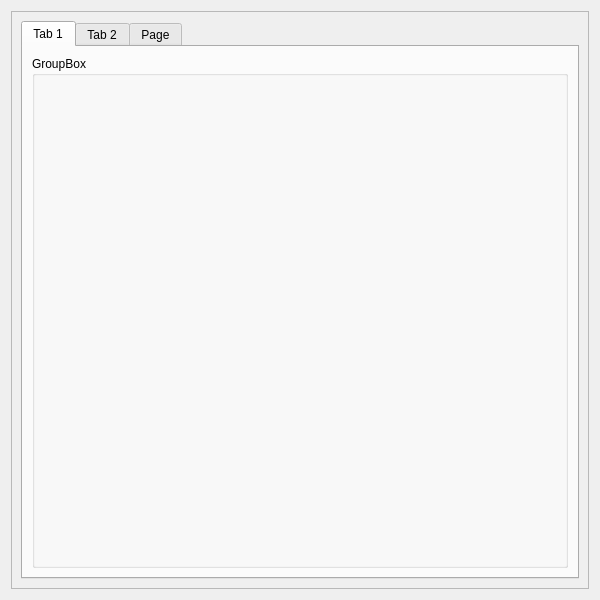
This is dba_setting.ui in good7zzang/QT_DBA as Qt 5 draws it before an edit. The edited form follows.
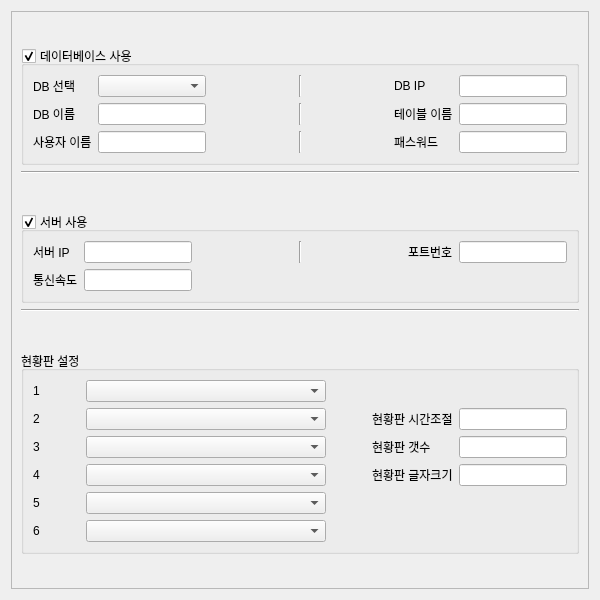
This is the edited form.

Patch:
```diff
--- a/dba_setting.ui
+++ b/dba_setting.ui
@@ -29,50 +29,498 @@
        </rect>
       </property>
       <layout class="QGridLayout" name="gridLayout_3">
-       <item row="0" column="0">
+       <item row="1" column="0">
         <layout class="QGridLayout" name="gridLayout_2">
          <item row="1" column="0">
-          <widget class="QTabWidget" name="tabWidget">
-           <property name="currentIndex">
-            <number>0</number>
+          <widget class="Line" name="line_2">
+           <property name="orientation">
+            <enum>Qt::Horizontal</enum>
            </property>
-           <widget class="QWidget" name="tab">
-            <attribute name="title">
-             <string>Tab 1</string>
-            </attribute>
-            <layout class="QGridLayout" name="gridLayout_5">
-             <item row="0" column="0">
-              <widget class="QGroupBox" name="groupBox">
-               <property name="title">
-                <string>GroupBox</string>
-               </property>
-               <property name="flat">
-                <bool>false</bool>
-               </property>
-               <property name="checkable">
-                <bool>false</bool>
-               </property>
-               <property name="checked">
-                <bool>false</bool>
-               </property>
-              </widget>
-             </item>
-            </layout>
-           </widget>
-           <widget class="QWidget" name="tab_2">
-            <attribute name="title">
-             <string>Tab 2</string>
-            </attribute>
-           </widget>
-           <widget class="QWidget" name="tab_3">
-            <attribute name="title">
-             <string>Page</string>
-            </attribute>
-           </widget>
           </widget>
          </item>
+         <item row="3" column="0">
+          <widget class="QGroupBox" name="groupBox_3">
+           <property name="title">
+            <string>서버 사용</string>
+           </property>
+           <property name="flat">
+            <bool>true</bool>
+           </property>
+           <property name="checkable">
+            <bool>true</bool>
+           </property>
+           <layout class="QGridLayout" name="gridLayout_7">
+            <item row="0" column="0">
+             <layout class="QGridLayout" name="gridLayout_6">
+              <item row="0" column="2">
+               <spacer name="horizontalSpacer_4">
+                <property name="orientation">
+                 <enum>Qt::Horizontal</enum>
+                </property>
+                <property name="sizeHint" stdset="0">
+                 <size>
+                  <width>40</width>
+                  <height>20</height>
+                 </size>
+                </property>
+               </spacer>
+              </item>
+              <item row="1" column="0">
+               <widget class="QLabel" name="label_9">
+                <property name="text">
+                 <string>통신속도</string>
+                </property>
+               </widget>
+              </item>
+              <item row="0" column="6">
+               <widget class="QLineEdit" name="lineEdit_7"/>
+              </item>
+              <item row="0" column="3">
+               <widget class="Line" name="line_6">
+                <property name="orientation">
+                 <enum>Qt::Vertical</enum>
+                </property>
+               </widget>
+              </item>
+              <item row="0" column="5">
+               <widget class="QLabel" name="label_8">
+                <property name="text">
+                 <string>포트번호</string>
+                </property>
+               </widget>
+              </item>
+              <item row="1" column="1">
+               <widget class="QLineEdit" name="lineEdit_8"/>
+              </item>
+              <item row="0" column="1">
+               <widget class="QLineEdit" name="lineEdit_6"/>
+              </item>
+              <item row="0" column="0">
+               <widget class="QLabel" name="label_7">
+                <property name="text">
+                 <string>서버 IP</string>
+                </property>
+               </widget>
+              </item>
+              <item row="0" column="4">
+               <spacer name="horizontalSpacer_5">
+                <property name="orientation">
+                 <enum>Qt::Horizontal</enum>
+                </property>
+                <property name="sizeHint" stdset="0">
+                 <size>
+                  <width>40</width>
+                  <height>20</height>
+                 </size>
+                </property>
+               </spacer>
+              </item>
+             </layout>
+            </item>
+           </layout>
+          </widget>
+         </item>
+         <item row="6" column="0">
+          <widget class="QGroupBox" name="groupBox">
+           <property name="sizePolicy">
+            <sizepolicy hsizetype="Preferred" vsizetype="Preferred">
+             <horstretch>0</horstretch>
+             <verstretch>0</verstretch>
+            </sizepolicy>
+           </property>
+           <property name="title">
+            <string>현황판 설정</string>
+           </property>
+           <property name="flat">
+            <bool>true</bool>
+           </property>
+           <layout class="QGridLayout" name="gridLayout_9">
+            <item row="0" column="0">
+             <layout class="QGridLayout" name="gridLayout_8">
+              <item row="2" column="0">
+               <widget class="QLabel" name="label_12">
+                <property name="text">
+                 <string>3</string>
+                </property>
+               </widget>
+              </item>
+              <item row="0" column="0">
+               <widget class="QLabel" name="label_10">
+                <property name="sizePolicy">
+                 <sizepolicy hsizetype="Maximum" vsizetype="Preferred">
+                  <horstretch>0</horstretch>
+                  <verstretch>0</verstretch>
+                 </sizepolicy>
+                </property>
+                <property name="text">
+                 <string>1</string>
+                </property>
+               </widget>
+              </item>
+              <item row="1" column="0">
+               <widget class="QLabel" name="label_11">
+                <property name="text">
+                 <string>2</string>
+                </property>
+               </widget>
+              </item>
+              <item row="3" column="0">
+               <widget class="QLabel" name="label_13">
+                <property name="text">
+                 <string>4</string>
+                </property>
+               </widget>
+              </item>
+              <item row="4" column="0">
+               <widget class="QLabel" name="label_14">
+                <property name="text">
+                 <string>5</string>
+                </property>
+               </widget>
+              </item>
+              <item row="5" column="0">
+               <widget class="QLabel" name="label_15">
+                <property name="text">
+                 <string>6</string>
+                </property>
+               </widget>
+              </item>
+              <item row="0" column="1">
+               <spacer name="horizontalSpacer">
+                <property name="orientation">
+                 <enum>Qt::Horizontal</enum>
+                </property>
+                <property name="sizeType">
+                 <enum>QSizePolicy::Maximum</enum>
+                </property>
+                <property name="sizeHint" stdset="0">
+                 <size>
+                  <width>40</width>
+                  <height>20</height>
+                 </size>
+                </property>
+               </spacer>
+              </item>
+              <item row="1" column="2">
+               <widget class="QComboBox" name="comboBox_3"/>
+              </item>
+              <item row="0" column="2">
+               <widget class="QComboBox" name="comboBox_2">
+                <property name="sizePolicy">
+                 <sizepolicy hsizetype="Expanding" vsizetype="Fixed">
+                  <horstretch>0</horstretch>
+                  <verstretch>0</verstretch>
+                 </sizepolicy>
+                </property>
+               </widget>
+              </item>
+              <item row="2" column="2">
+               <widget class="QComboBox" name="comboBox_4"/>
+              </item>
+              <item row="3" column="2">
+               <widget class="QComboBox" name="comboBox_5"/>
+              </item>
+              <item row="4" column="2">
+               <widget class="QComboBox" name="comboBox_6"/>
+              </item>
+              <item row="5" column="2">
+               <widget class="QComboBox" name="comboBox_7"/>
+              </item>
+              <item row="2" column="4">
+               <widget class="QLabel" name="label_17">
+                <property name="text">
+                 <string>현황판 갯수</string>
+                </property>
+               </widget>
+              </item>
+              <item row="1" column="4">
+               <widget class="QLabel" name="label_16">
+                <property name="text">
+                 <string>현황판 시간조절</string>
+                </property>
+               </widget>
+              </item>
+              <item row="3" column="4">
+               <widget class="QLabel" name="label_18">
+                <property name="text">
+                 <string>현황판 글자크기</string>
+                </property>
+               </widget>
+              </item>
+              <item row="2" column="5">
+               <widget class="QLineEdit" name="lineEdit_10">
+                <property name="sizePolicy">
+                 <sizepolicy hsizetype="Maximum" vsizetype="Fixed">
+                  <horstretch>0</horstretch>
+                  <verstretch>0</verstretch>
+                 </sizepolicy>
+                </property>
+                <property name="maximumSize">
+                 <size>
+                  <width>150</width>
+                  <height>16777215</height>
+                 </size>
+                </property>
+               </widget>
+              </item>
+              <item row="1" column="5">
+               <widget class="QLineEdit" name="lineEdit_9">
+                <property name="sizePolicy">
+                 <sizepolicy hsizetype="Maximum" vsizetype="Fixed">
+                  <horstretch>0</horstretch>
+                  <verstretch>0</verstretch>
+                 </sizepolicy>
+                </property>
+                <property name="maximumSize">
+                 <size>
+                  <width>150</width>
+                  <height>16777215</height>
+                 </size>
+                </property>
+               </widget>
+              </item>
+              <item row="3" column="5">
+               <widget class="QLineEdit" name="lineEdit_11">
+                <property name="sizePolicy">
+                 <sizepolicy hsizetype="Maximum" vsizetype="Fixed">
+                  <horstretch>0</horstretch>
+                  <verstretch>0</verstretch>
+                 </sizepolicy>
+                </property>
+                <property name="maximumSize">
+                 <size>
+                  <width>150</width>
+                  <height>16777215</height>
+                 </size>
+                </property>
+               </widget>
+              </item>
+              <item row="1" column="3">
+               <spacer name="horizontalSpacer_2">
+                <property name="orientation">
+                 <enum>Qt::Horizontal</enum>
+                </property>
+                <property name="sizeType">
+                 <enum>QSizePolicy::Maximum</enum>
+                </property>
+                <property name="sizeHint" stdset="0">
+                 <size>
+                  <width>40</width>
+                  <height>20</height>
+                 </size>
+                </property>
+               </spacer>
+              </item>
+             </layout>
+            </item>
+           </layout>
+           <zorder>groupBox_3</zorder>
+           <zorder>gridLayoutWidget_4</zorder>
+          </widget>
+         </item>
+         <item row="0" column="0">
+          <widget class="QGroupBox" name="groupBox_4">
+           <property name="title">
+            <string>데이터베이스 사용</string>
+           </property>
+           <property name="flat">
+            <bool>true</bool>
+           </property>
+           <property name="checkable">
+            <bool>true</bool>
+           </property>
+           <layout class="QGridLayout" name="gridLayout_5">
+            <item row="0" column="0">
+             <layout class="QGridLayout" name="gridLayout_4">
+              <item row="0" column="2">
+               <spacer name="horizontalSpacer_3">
+                <property name="orientation">
+                 <enum>Qt::Horizontal</enum>
+                </property>
+                <property name="sizeHint" stdset="0">
+                 <size>
+                  <width>40</width>
+                  <height>20</height>
+                 </size>
+                </property>
+               </spacer>
+              </item>
+              <item row="2" column="0">
+               <widget class="QLabel" name="label_3">
+                <property name="text">
+                 <string>사용자 이름</string>
+                </property>
+               </widget>
+              </item>
+              <item row="0" column="3">
+               <widget class="Line" name="line">
+                <property name="orientation">
+                 <enum>Qt::Vertical</enum>
+                </property>
+               </widget>
+              </item>
+              <item row="0" column="6">
+               <widget class="QLineEdit" name="lineEdit">
+                <property name="sizePolicy">
+                 <sizepolicy hsizetype="Expanding" vsizetype="Fixed">
+                  <horstretch>0</horstretch>
+                  <verstretch>0</verstretch>
+                 </sizepolicy>
+                </property>
+               </widget>
+              </item>
+              <item row="2" column="5">
+               <widget class="QLabel" name="label_6">
+                <property name="text">
+                 <string>패스워드</string>
+                </property>
+               </widget>
+              </item>
+              <item row="2" column="3">
+               <widget class="Line" name="line_5">
+                <property name="orientation">
+                 <enum>Qt::Vertical</enum>
+                </property>
+               </widget>
+              </item>
+              <item row="1" column="1">
+               <widget class="QLineEdit" name="lineEdit_2"/>
+              </item>
+              <item row="2" column="1">
+               <widget class="QLineEdit" name="lineEdit_4"/>
+              </item>
+              <item row="1" column="6">
+               <widget class="QLineEdit" name="lineEdit_3"/>
+              </item>
+              <item row="1" column="5">
+               <widget class="QLabel" name="label_5">
+                <property name="text">
+                 <string>테이블 이름</string>
+                </property>
+               </widget>
+              </item>
+              <item row="1" column="0">
+               <widget class="QLabel" name="label_2">
+                <property name="text">
+                 <string>DB 이름</string>
+                </property>
+               </widget>
+              </item>
+              <item row="1" column="3">
+               <widget class="Line" name="line_4">
+                <property name="orientation">
+                 <enum>Qt::Vertical</enum>
+                </property>
+               </widget>
+              </item>
+              <item row="2" column="6">
+               <widget class="QLineEdit" name="lineEdit_5"/>
+              </item>
+              <item row="0" column="5">
+               <widget class="QLabel" name="label_4">
+                <property name="text">
+                 <string>DB IP</string>
+                </property>
+               </widget>
+              </item>
+              <item row="0" column="0">
+               <widget class="QLabel" name="label">
+                <property name="text">
+                 <string>DB 선택</string>
+                </property>
+               </widget>
+              </item>
+              <item row="0" column="1">
+               <widget class="QComboBox" name="comboBox"/>
+              </item>
+              <item row="0" column="4">
+               <spacer name="horizontalSpacer_6">
+                <property name="orientation">
+                 <enum>Qt::Horizontal</enum>
+                </property>
+                <property name="sizeHint" stdset="0">
+                 <size>
+                  <width>40</width>
+                  <height>20</height>
+                 </size>
+                </property>
+               </spacer>
+              </item>
+             </layout>
+            </item>
+           </layout>
+          </widget>
+         </item>
+         <item row="2" column="0">
+          <spacer name="verticalSpacer">
+           <property name="orientation">
+            <enum>Qt::Vertical</enum>
+           </property>
+           <property name="sizeType">
+            <enum>QSizePolicy::Maximum</enum>
+           </property>
+           <property name="sizeHint" stdset="0">
+            <size>
+             <width>20</width>
+             <height>40</height>
+            </size>
+           </property>
+          </spacer>
+         </item>
+         <item row="4" column="0">
+          <widget class="Line" name="line_3">
+           <property name="orientation">
+            <enum>Qt::Horizontal</enum>
+           </property>
+          </widget>
+         </item>
+         <item row="5" column="0">
+          <spacer name="verticalSpacer_2">
+           <property name="orientation">
+            <enum>Qt::Vertical</enum>
+           </property>
+           <property name="sizeType">
+            <enum>QSizePolicy::Maximum</enum>
+           </property>
+           <property name="sizeHint" stdset="0">
+            <size>
+             <width>20</width>
+             <height>40</height>
+            </size>
+           </property>
+          </spacer>
+         </item>
         </layout>
        </item>
+       <item row="0" column="0">
+        <spacer name="verticalSpacer_3">
+         <property name="orientation">
+          <enum>Qt::Vertical</enum>
+         </property>
+         <property name="sizeType">
+          <enum>QSizePolicy::Maximum</enum>
+         </property>
+         <property name="sizeHint" stdset="0">
+          <size>
+           <width>20</width>
+           <height>40</height>
+          </size>
+         </property>
+        </spacer>
+       </item>
+       <item row="2" column="0">
+        <spacer name="verticalSpacer_4">
+         <property name="orientation">
+          <enum>Qt::Vertical</enum>
+         </property>
+         <property name="sizeHint" stdset="0">
+          <size>
+           <width>20</width>
+           <height>40</height>
+          </size>
+         </property>
+        </spacer>
+       </item>
       </layout>
      </widget>
     </widget>
```
